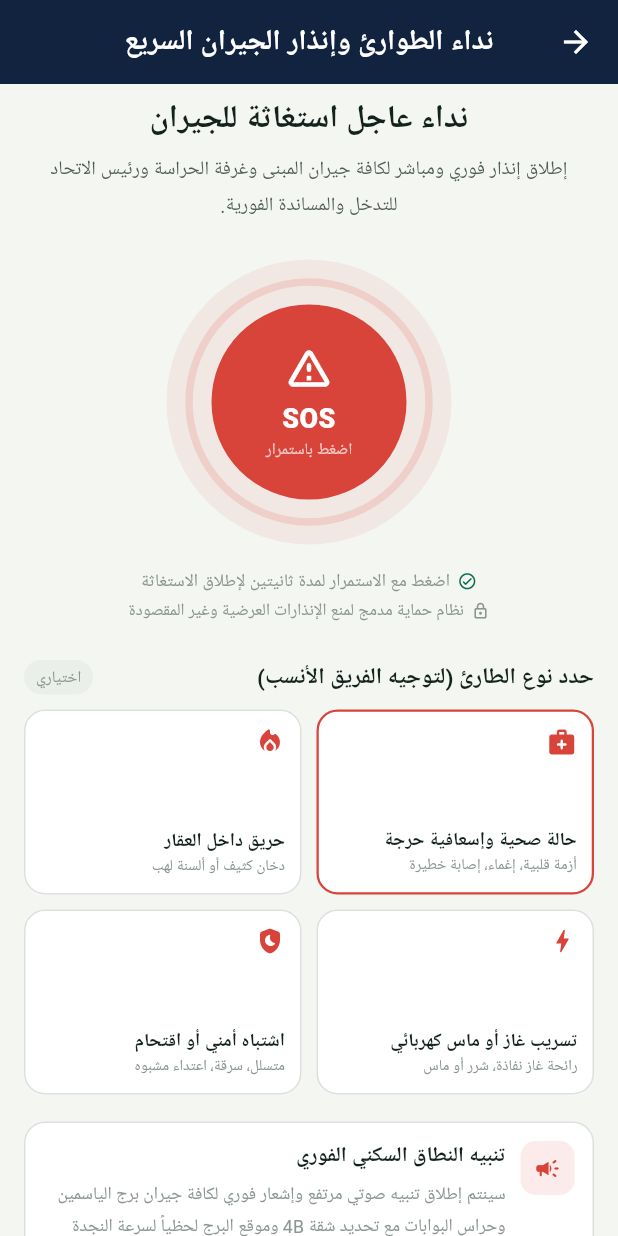
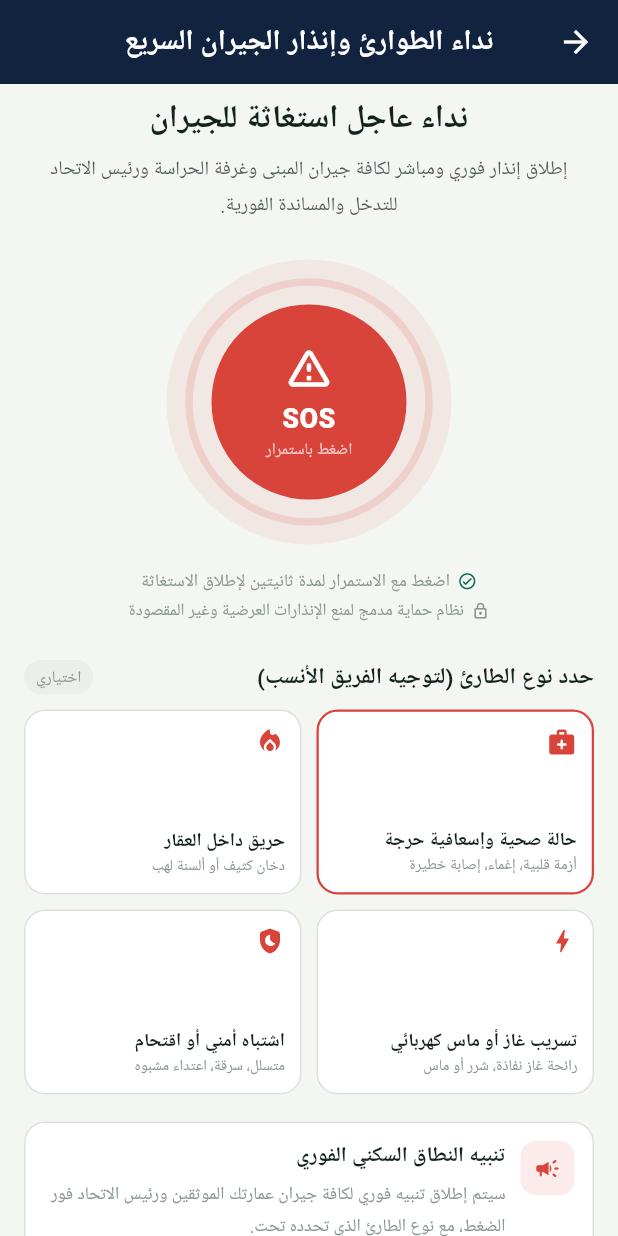
Before and after one commit to ahmedshaabangcc-crypto/mogtama3y, a Flutter app: the SosEmergencyScreen screen opened directly, on a phone screen of 412 x 824 dp. Run offline on Flutter 3.47's test engine with Material 3 defaults, Android fonts, the phone set to English and light mode, and no system bars; our stand-ins replace geolocator, google_fonts, image_picker, qr_flutter, supabase_flutter; accounts and stored records are empty; Roboto replaces fonts that are missing (Cairo, Ibm Plex Sans Arabic).

Commit message:
Remove fabricated building name and fake map from SOS screen
The SOS emergency screen named a specific building (برج الياسمين /
apartment 4B) and showed a decorative box with a fabricated precise
location, both shown to any user regardless of auth or membership.
The actual alert-trigger logic in SosService was already correctly
gated; only the informational text and fake map were fabricated.
Replaced with generic, honest copy and removed the fake map entirely.

Co-Authored-By: Claude Sonnet 5 <noreply@anthropic.com>

```diff
--- a/lib/features/sos/sos_emergency_screen.dart
+++ b/lib/features/sos/sos_emergency_screen.dart
@@ -268,35 +268,10 @@ class _SosEmergencyScreenState extends State<SosEmergencyScreen> with SingleTick
                       const Text('تنبيه النطاق السكني الفوري', style: TextStyle(fontWeight: FontWeight.w700, fontSize: 12.5)),
                       const SizedBox(height: 4),
                       const Text(
-                        'سينتم إطلاق تنبيه صوتي مرتفع وإشعار فوري لكافة جيران برج الياسمين وحراس البوابات مع تحديد شقة 4B وموقع البرج لحظياً لسرعة النجدة والدعم.',
+                        'سيتم إطلاق تنبيه فوري لكافة جيران عمارتك الموثقين ورئيس الاتحاد فور الضغط، مع نوع الطارئ الذي تحدده تحت.',
                         style: TextStyle(fontSize: 10.5, color: AppColors.inkMuted, height: 1.7),
                       ),
                     ],
-                  ),
-                ),
-              ],
-            ),
-          ),
-          const SizedBox(height: 14),
-          Container(
-            height: 110,
-            decoration: BoxDecoration(color: AppColors.surfaceAlt, borderRadius: BorderRadius.circular(14)),
-            child: Stack(
-              children: [
-                const Center(child: Icon(Icons.map_rounded, size: 28, color: AppColors.inkMuted)),
-                Positioned(
-                  bottom: 8,
-                  right: 8,
-                  left: 8,
-                  child: Container(
-                    padding: const EdgeInsets.symmetric(horizontal: 10, vertical: 6),
-                    decoration: BoxDecoration(color: Colors.white, borderRadius: BorderRadius.circular(8)),
-                    child: Row(children: const [
-                      Icon(Icons.location_on_rounded, size: 13, color: AppColors.categorySos),
-                      SizedBox(width: 4),
-                      Expanded(child: Text('محدد الموقع: بلوك 12، بوابة 2 الفرعية', style: TextStyle(fontSize: 9.5, fontWeight: FontWeight.w600), overflow: TextOverflow.ellipsis)),
-                      Text('نقطة وصول مسجلة', style: TextStyle(fontSize: 8.5, color: AppColors.teal)),
-                    ]),
                   ),
                 ),
               ],
```
